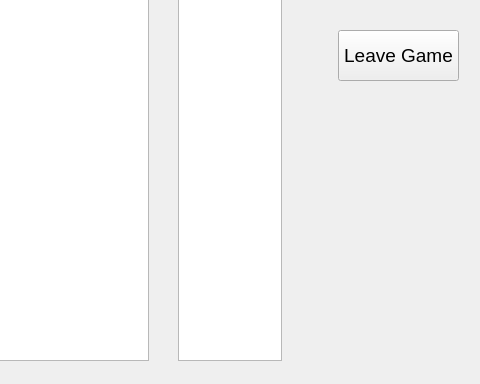
Before: the Qt Designer form Soduko/leaderboard.ui in UIAP4002-Dr-Mahdavi/mini-project-2-sudoku-Mohammadmx, drawn with Qt 5; both pictures show x 312 to 792 and y 250 to 634 of the 792 by 634 pixel window.
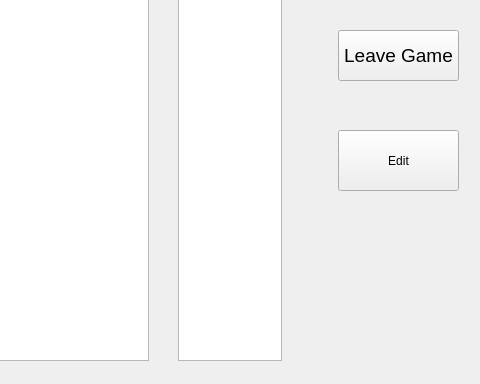
After: the same form once the commit is applied.

Commit message: unchangeable leaderboard and filled box soduko

Patch:
```diff
--- a/Soduko/leaderboard.ui
+++ b/Soduko/leaderboard.ui
@@ -133,6 +133,19 @@
     </font>
    </property>
   </widget>
+  <widget class="QPushButton" name="btn_edit">
+   <property name="geometry">
+    <rect>
+     <x>650</x>
+     <y>380</y>
+     <width>121</width>
+     <height>61</height>
+    </rect>
+   </property>
+   <property name="text">
+    <string>Edit</string>
+   </property>
+  </widget>
  </widget>
  <resources/>
  <connections/>
```
The commit also changes 17 other files.
